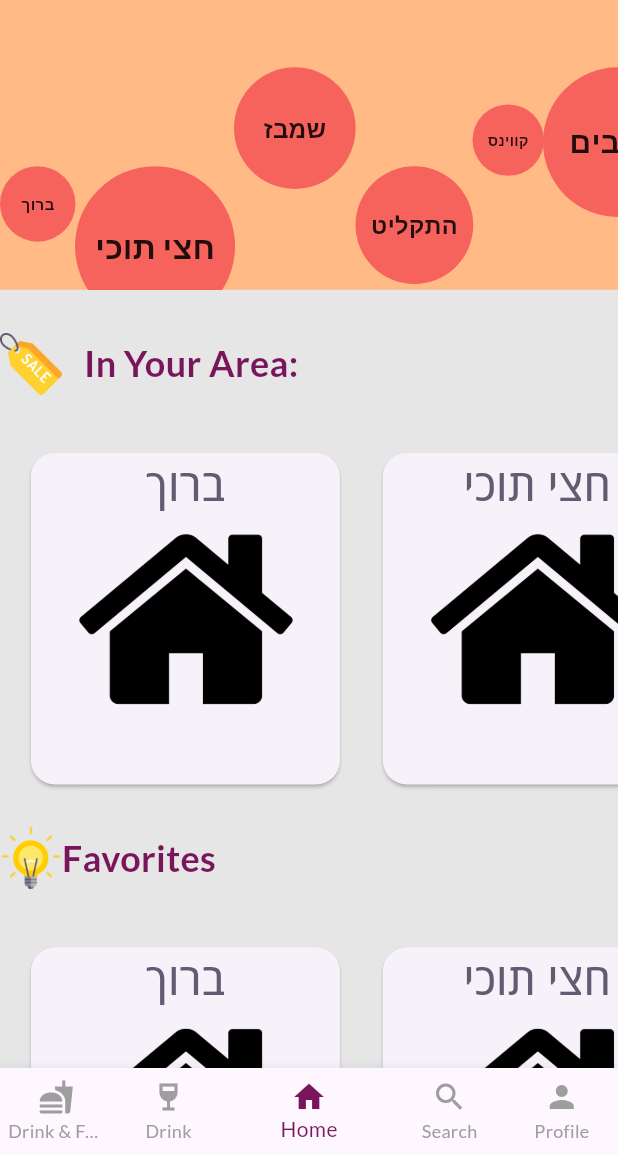
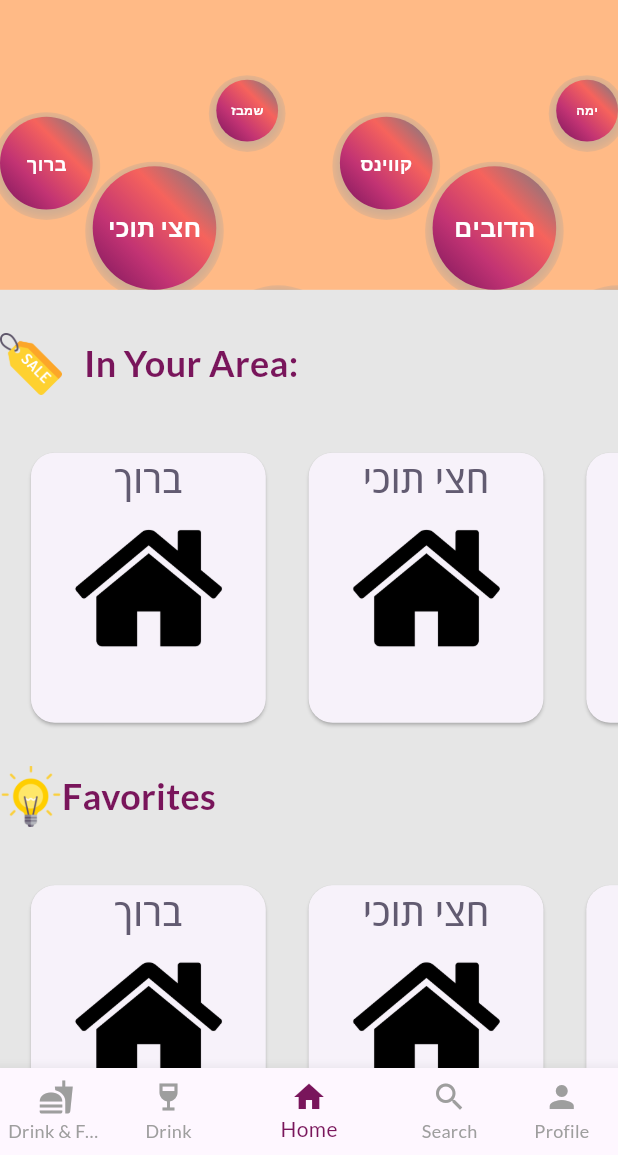
Before and after one commit to SimhaMarouani/everyBarApp, a Flutter app: the screen it shows after launch, on a phone screen of 412 x 824 dp, the part 81-1236 px from its top. Run offline on Flutter 3.47's test engine with Material 2 defaults, Android fonts, the phone set to English and light mode, and no system bars; our stand-ins replace flutter_riverpod, google_fonts; project files that could hold a hidden picture were left out.

Commit message:
started working on business item

```diff
--- a/lib/data/data.dart
+++ b/lib/data/data.dart
@@ -100,4 +100,103 @@ const businessList = [
       closedTime: "3:00",
       location: "Modi'in",
       hasHappyHour: false),
+  Business(
+      age: 18,
+      hasFood: false,
+      isKosher: false,
+      loud: false,
+      smoke: true,
+      name: "ברוך",
+      menu: {"Cocktail": 41.50, "Cola": 13},
+      imageUrl:
+          "https://encrypted-tbn0.gstatic.com/images?q=tbn:ANd9GcQYCRq_hfY3_gob3ZsHGzLpARUOC5ewubLL0Wdj4Y4K2tWHrIBp1T_dOpiAJuA-3B6oOvk&usqp=CAU",
+      openTime: "20:00",
+      closedTime: "2:00",
+      location: "נחלת שבעה 11",
+      hasHappyHour: false,
+      phone: "0544544163"),
+  Business(
+      age: 21,
+      hasFood: false,
+      isKosher: false,
+      loud: true,
+      smoke: true,
+      imageUrl:
+          "https://encrypted-tbn0.gstatic.com/images?q=tbn:ANd9GcQYCRq_hfY3_gob3ZsHGzLpARUOC5ewubLL0Wdj4Y4K2tWHrIBp1T_dOpiAJuA-3B6oOvk&usqp=CAU",
+      name: "חצי תוכי",
+      menu: {"Beer": 19.90, "Cocktail": 41.50, "Cola": 13},
+      openTime: "18:00",
+      closedTime: "2:30",
+      location: "הורקנוס 19",
+      hasHappyHour: true),
+  Business(
+      age: 21,
+      hasFood: true,
+      isKosher: true,
+      loud: true,
+      smoke: true,
+      imageUrl:
+          "https://encrypted-tbn0.gstatic.com/images?q=tbn:ANd9GcQYCRq_hfY3_gob3ZsHGzLpARUOC5ewubLL0Wdj4Y4K2tWHrIBp1T_dOpiAJuA-3B6oOvk&usqp=CAU",
+      name: "שמבז",
+      menu: {"Beer": 19.90, "Cocktail": 41.50, "Cola": 13},
+      openTime: "17:00",
+      closedTime: "3:00",
+      location: "מודיעין",
+      hasHappyHour: false),
+  Business(
+      age: 18,
+      hasFood: false,
+      isKosher: false,
+      loud: false,
+      smoke: true,
+      name: "התקליט",
+      menu: {"Cocktail": 41.50, "Cola": 13},
+      imageUrl:
+          "https://encrypted-tbn0.gstatic.com/images?q=tbn:ANd9GcQYCRq_hfY3_gob3ZsHGzLpARUOC5ewubLL0Wdj4Y4K2tWHrIBp1T_dOpiAJuA-3B6oOvk&usqp=CAU",
+      openTime: "17:00",
+      closedTime: "3:00",
+      location: "Modi'in",
+      hasHappyHour: false),
+  Business(
+      age: 18,
+      hasFood: true,
+      isKosher: true,
+      loud: true,
+      smoke: true,
+      name: "קווינס",
+      menu: {"Cocktail": 41.50},
+      openTime: "17:00",
+      closedTime: "3:00",
+      imageUrl:
+          "https://encrypted-tbn0.gstatic.com/images?q=tbn:ANd9GcQYCRq_hfY3_gob3ZsHGzLpARUOC5ewubLL0Wdj4Y4K2tWHrIBp1T_dOpiAJuA-3B6oOvk&usqp=CAU",
+      location: "Modi'in",
+      hasHappyHour: false),
+  Business(
+      age: 18,
+      hasFood: true,
+      isKosher: true,
+      loud: true,
+      smoke: true,
+      name: "הדובים",
+      imageUrl:
+          "https://encrypted-tbn0.gstatic.com/images?q=tbn:ANd9GcQYCRq_hfY3_gob3ZsHGzLpARUOC5ewubLL0Wdj4Y4K2tWHrIBp1T_dOpiAJuA-3B6oOvk&usqp=CAU",
+      menu: {"Cocktail": 41.50, "Cola": 13},
+      openTime: "17:00",
+      closedTime: "3:00",
+      location: "Modi'in",
+      hasHappyHour: false),
+  Business(
+      age: 18,
+      hasFood: true,
+      isKosher: true,
+      loud: false,
+      smoke: true,
+      imageUrl:
+          "https://encrypted-tbn0.gstatic.com/images?q=tbn:ANd9GcQYCRq_hfY3_gob3ZsHGzLpARUOC5ewubLL0Wdj4Y4K2tWHrIBp1T_dOpiAJuA-3B6oOvk&usqp=CAU",
+      name: "ימה",
+      menu: {"Beer": 19.90, "Cola": 13},
+      openTime: "17:00",
+      closedTime: "3:00",
+      location: "Modi'in",
+      hasHappyHour: false),
 ];
--- a/lib/screens/home_page.dart
+++ b/lib/screens/home_page.dart
@@ -4,8 +4,6 @@ import 'package:iBar/data/data.dart';
 import 'package:iBar/models/business_model.dart';
 import 'package:iBar/providers/language_provider.dart';
 import 'package:iBar/screens/search_screen.dart';
-import 'package:iBar/widgets/appbar_list.dart';
-import 'package:iBar/widgets/bubble.dart';
 import 'package:iBar/widgets/bubble_list.dart';
 import 'package:iBar/widgets/business_list_generator.dart';
 import 'package:flutter_riverpod/flutter_riverpod.dart';
--- a/lib/screens/search_screen.dart
+++ b/lib/screens/search_screen.dart
@@ -19,10 +19,6 @@ class _SearchScreenState extends State<SearchScreen> {
   final TextEditingController _searchController = TextEditingController();
   final FocusNode _focusNodeOfSearchBar = FocusNode();
   final FocusNode _focusNodeOfSilverAppBar = FocusNode();
-  var searchResult = const BusinessList(
-    isList: true,
-    bList: [],
-  );
 
   Future<void> addWord(String word) async {
     const serverUrl =
@@ -72,16 +68,6 @@ class _SearchScreenState extends State<SearchScreen> {
         matchFound = true;
       }
 
-      // // Check if any menu item contains any of the keywords
-      // for (var key in business.menu.keys) {
-      //   String lowercaseKey = key.toLowerCase();
-      //   if (keywords.any((keyword) => lowercaseKey.contains(keyword))) {
-      //     newList.add(business);
-      //     matchFound = true;
-      //     break; // No need to check other menu items if a match is found
-      //   }
-      // }
-
       // Check if the location contains any of the keywords
       final String lowercaseLocation = business.location.toLowerCase();
       if (keywords.every((keyword) => lowercaseLocation.contains(keyword))) {
@@ -114,18 +100,7 @@ class _SearchScreenState extends State<SearchScreen> {
 
   void searchRes(String string, bool isSearching, bool isEmpty) {
     final String lowercaseSearchQuery = string.toLowerCase();
-    searchResult = !isEmpty
-        ? BusinessList(
-            bList: searchByKeywords(lowercaseSearchQuery),
-            isList: false,
-          )
-        : const BusinessList(
-            isList: true,
-            bList: [],
-          );
-    if (isSearching) {
-      // addWord(string);
-    }
+
     setState(() {});
   }
 
@@ -182,7 +157,7 @@ class _SearchScreenState extends State<SearchScreen> {
               SliverList(
                 delegate: SliverChildBuilderDelegate(
                   (BuildContext context, int index) {
-                    return searchResult;
+                    return;
                   },
                 ),
               ),
--- a/lib/widgets/appbar_list.dart
+++ b/lib/widgets/appbar_list.dart
@@ -1,7 +1,6 @@
 import 'dart:math';
 
 import 'package:flutter/material.dart';
-import 'package:iBar/models/business_model.dart';
 
 class ListWidget extends StatelessWidget {
   @override
--- a/lib/widgets/bubble.dart
+++ b/lib/widgets/bubble.dart
@@ -1,6 +1,6 @@
 import 'package:flutter/material.dart';
 
-class Bubble extends StatelessWidget {
+class Bubble extends StatefulWidget {
   final double left;
   final double top;
   final double size;
@@ -16,25 +16,57 @@ class Bubble extends StatelessWidget {
   });
 
   @override
+  State<Bubble> createState() => _BubbleState();
+}
+
+class _BubbleState extends State<Bubble> {
+  bool _selected = true;
+
+  void _toggleSelected() {
+    setState(() {
+      _selected = !_selected;
+    });
+  }
+
+  @override
   Widget build(BuildContext context) {
     return Positioned(
-      left: left,
-      top: top,
+      left: widget.left,
+      top: widget.top,
       child: GestureDetector(
-        onTap: onSelect,
+        onTap: widget.onSelect,
         child: Container(
-          width: size,
-          height: size,
+          width: widget.size,
+          height: widget.size,
           decoration: BoxDecoration(
             shape: BoxShape.circle,
-            color: Theme.of(context).highlightColor,
+            gradient: LinearGradient(
+              begin: Alignment.bottomLeft,
+              end: Alignment.topRight,
+              colors: [
+                Theme.of(context).primaryColor,
+                Theme.of(context).secondaryHeaderColor,
+                Theme.of(context).highlightColor,
+                Colors.blueGrey,
+              ],
+            ),
+            boxShadow: [
+              BoxShadow(
+                blurStyle: BlurStyle.inner,
+                color: Colors.grey.withOpacity(0.5),
+                spreadRadius: 5,
+                blurRadius: 7,
+                offset: const Offset(0, 2),
+              ),
+            ],
           ),
           child: Center(
             child: Text(
-              name,
+              widget.name,
               style: TextStyle(
-                fontSize: size * 0.2,
+                fontSize: widget.size * 0.2,
                 fontWeight: FontWeight.bold,
+                color: Colors.white,
               ),
             ),
           ),
--- a/lib/widgets/bubble_list.dart
+++ b/lib/widgets/bubble_list.dart
@@ -5,6 +5,13 @@ import 'package:iBar/data/data.dart';
 import 'package:iBar/models/business_model.dart';
 import 'package:iBar/screens/business_home_page.dart';
 import 'package:iBar/widgets/bubble.dart';
+
+class GenerateBubblesResult {
+  final List<Bubble> bubbles;
+  final double totalWidth;
+
+  GenerateBubblesResult(this.bubbles, this.totalWidth);
+}
 
 class BubbleList extends StatefulWidget {
   const BubbleList({
@@ -29,55 +36,66 @@ class _BubbleListState extends State<BubbleList> {
     );
   }
 
-  List<Bubble> generateBubbles(
-    double maxHeight,
-    double minHeight,
-    List<double> heights,
+  GenerateBubblesResult generateBubbles(
+    double width,
+    double height,
   ) {
-    var totalWidth = 0;
+    List<double> heights = [height * 0.03, height * 0.06, height * 0.1];
+    List<double> sizes = [width * 0.1, width * 0.15, width * 0.2];
     List<Bubble> businessesBubbles = [];
     Random random = Random();
 
+    var totalWidth = 0.0;
+    var currentHeight = 0.0;
+    var maxSizeInColumn = 0.0;
+    var lastInt = -1;
+
     for (int i = 0; i < businessList.length; i++) {
-      double randomHeight =
-          random.nextDouble() * (maxHeight - minHeight) + minHeight;
+      int randomSizeInd = random.nextInt(sizes.length);
+      while (randomSizeInd == lastInt) {
+        randomSizeInd = random.nextInt(sizes.length);
+      }
+      lastInt = randomSizeInd;
 
-      int randTomIndex = random.nextInt(heights.length);
-      double randomTop = heights[randTomIndex];
+      double randomSize = sizes[randomSizeInd];
+
+      if (currentHeight + randomSize > height * 0.2) {
+        totalWidth += maxSizeInColumn;
+        currentHeight = 0.0;
+        maxSizeInColumn = 0.0;
+      }
 
       businessesBubbles.add(Bubble(
         name: businessList[i].name,
-        left: totalWidth.toDouble(),
-        top: randomTop,
-        size: randomHeight,
+        left: totalWidth,
+        top: currentHeight + heights[randomSizeInd],
+        size: randomSize,
         onSelect: () {
           selectBusiness(context, businessList[i]);
         },
       ));
-      totalWidth += randomHeight.toInt();
+
+      currentHeight += randomSize * 2;
+      maxSizeInColumn =
+          maxSizeInColumn < randomSize ? randomSize : maxSizeInColumn;
     }
 
-    return businessesBubbles;
+    return GenerateBubblesResult(businessesBubbles, totalWidth);
   }
 
   @override
   Widget build(BuildContext context) {
     final deviceHeight = MediaQuery.of(context).size.height;
     final deviceWidth = MediaQuery.of(context).size.width;
-    List<Bubble> businessesBubbles = generateBubbles(
-      deviceHeight * 0.15,
-      deviceHeight * 0.05,
-      [deviceHeight * 0.02, deviceHeight * 0.05, deviceHeight * 0.1],
-    );
-
+    final businessesBubbles = generateBubbles(deviceWidth, deviceHeight);
     return SingleChildScrollView(
       scrollDirection: Axis.horizontal,
       child: SizedBox(
         height: deviceHeight * 0.3,
-        width: deviceWidth * 1.5, // Adjust the width as needed
+        width: businessesBubbles.totalWidth,
         child: Stack(
           children: <Widget>[
-            for (var bub in businessesBubbles) bub,
+            for (var bub in businessesBubbles.bubbles) bub,
           ],
         ),
       ),
--- a/lib/widgets/business_item.dart
+++ b/lib/widgets/business_item.dart
@@ -16,10 +16,8 @@ class BusinesListItem extends StatelessWidget {
   Widget build(BuildContext context) {
     final deviceHeight = MediaQuery.of(context).size.height;
     final deviceWidth = MediaQuery.of(context).size.width;
-    final height = deviceHeight * 0.35;
     return SizedBox(
-      width: deviceWidth * 0.5,
-      height: height,
+      width: deviceWidth * 0.38,
       child: ElevatedButton(
         onPressed: onSelect,
         style: ElevatedButton.styleFrom(
@@ -42,7 +40,7 @@ class BusinesListItem extends StatelessWidget {
                 businessItem.name,
                 style: GoogleFonts.getFont(
                   'Open Sans',
-                  fontSize: height * 0.1,
+                  fontSize: deviceHeight * 0.3 * 0.1,
                   color: Theme.of(context).colorScheme.secondary,
                 ),
               ),
--- a/lib/widgets/business_list_generator.dart
+++ b/lib/widgets/business_list_generator.dart
@@ -6,11 +6,11 @@ import 'package:iBar/widgets/business_item.dart';
 class BusinessList extends StatefulWidget {
   const BusinessList({
     super.key,
-    this.animationController,
+    required this.animationController,
     required this.isList,
     required this.bList,
   });
-  final AnimationController? animationController;
+  final AnimationController animationController;
   final bool isList;
   final List<Business> bList;
 
@@ -35,10 +35,8 @@ class _BusinessSalesListState extends State<BusinessList> {
     final deviceWidth = MediaQuery.of(context).size.width;
     final deviceHeight = MediaQuery.of(context).size.height;
     final animationController = widget.animationController;
-    final offset =
-        animationController != null ? const Offset(0.7, 0) : const Offset(0, 0);
-    final height =
-        animationController == null ? deviceHeight : deviceHeight * 0.3;
+    const offset = Offset(0.7, 0);
+    final height = deviceHeight * 0.25;
     final widgetToDisplay = ListView.builder(
       padding: const EdgeInsets.only(top: 10),
       itemCount: widget.bList.length,
@@ -59,7 +57,9 @@ class _BusinessSalesListState extends State<BusinessList> {
         animation:
             widget.animationController ?? const AlwaysStoppedAnimation(0.0),
         child: SizedBox(
-            width: deviceWidth, height: height, child: widgetToDisplay),
+          height: height,
+          child: widgetToDisplay,
+        ),
         builder: (ctx, child) {
           return SlideTransition(
             position: Tween(
@@ -67,9 +67,7 @@ class _BusinessSalesListState extends State<BusinessList> {
               end: const Offset(0, 0),
             ).animate(
               CurvedAnimation(
-                  parent: widget.animationController ??
-                      const AlwaysStoppedAnimation(0.0),
-                  curve: Curves.easeInOut),
+                  parent: widget.animationController, curve: Curves.easeInOut),
             ),
             child: child,
           );
```
